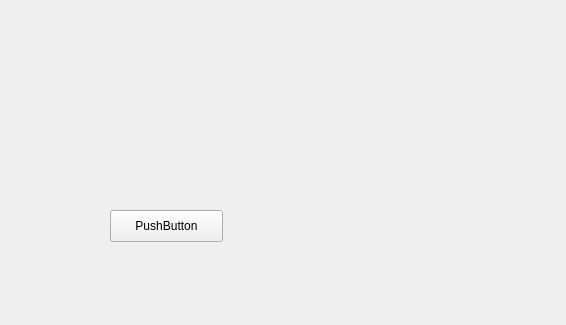
nikkhahvenus/PhoneBook-QT-CPP, file mainwindow.ui: the form before one commit.
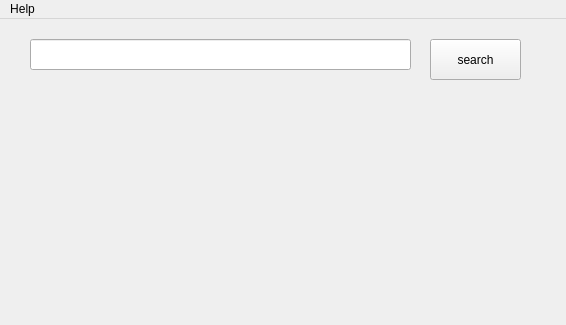
The form after the commit.

```diff
--- a/mainwindow.ui
+++ b/mainwindow.ui
@@ -17,17 +17,58 @@
    <widget class="QPushButton" name="pushButton">
     <property name="geometry">
      <rect>
-      <x>110</x>
-      <y>210</y>
-      <width>113</width>
-      <height>32</height>
+      <x>430</x>
+      <y>20</y>
+      <width>91</width>
+      <height>41</height>
      </rect>
     </property>
     <property name="text">
-     <string>PushButton</string>
+     <string>search</string>
     </property>
    </widget>
+   <widget class="QLineEdit" name="lineEditSearch">
+    <property name="geometry">
+     <rect>
+      <x>30</x>
+      <y>20</y>
+      <width>381</width>
+      <height>31</height>
+     </rect>
+    </property>
+    <property name="maxLength">
+     <number>100</number>
+    </property>
+   </widget>
   </widget>
+  <widget class="QMenuBar" name="menuBar">
+   <property name="geometry">
+    <rect>
+     <x>0</x>
+     <y>0</y>
+     <width>566</width>
+     <height>24</height>
+    </rect>
+   </property>
+   <widget class="QMenu" name="menuHelp">
+    <property name="title">
+     <string>Help</string>
+    </property>
+    <addaction name="actionLicense"/>
+    <addaction name="actionCreate_Initialize_DB"/>
+   </widget>
+   <addaction name="menuHelp"/>
+  </widget>
+  <action name="actionCreate_Initialize_DB">
+   <property name="text">
+    <string>Create And Initialize DB</string>
+   </property>
+  </action>
+  <action name="actionLicense">
+   <property name="text">
+    <string>License</string>
+   </property>
+  </action>
  </widget>
  <resources/>
  <connections/>
```
Left out of the diff: 2 changed lines with no effect on the pictures.
